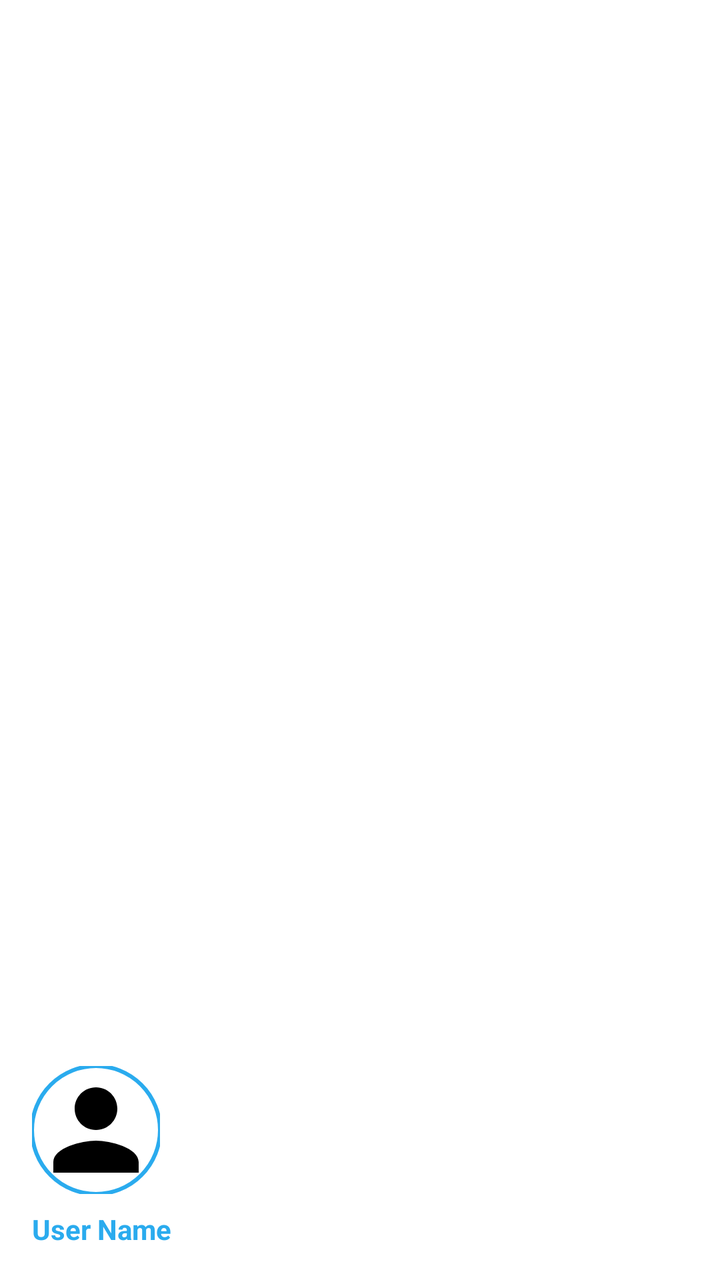
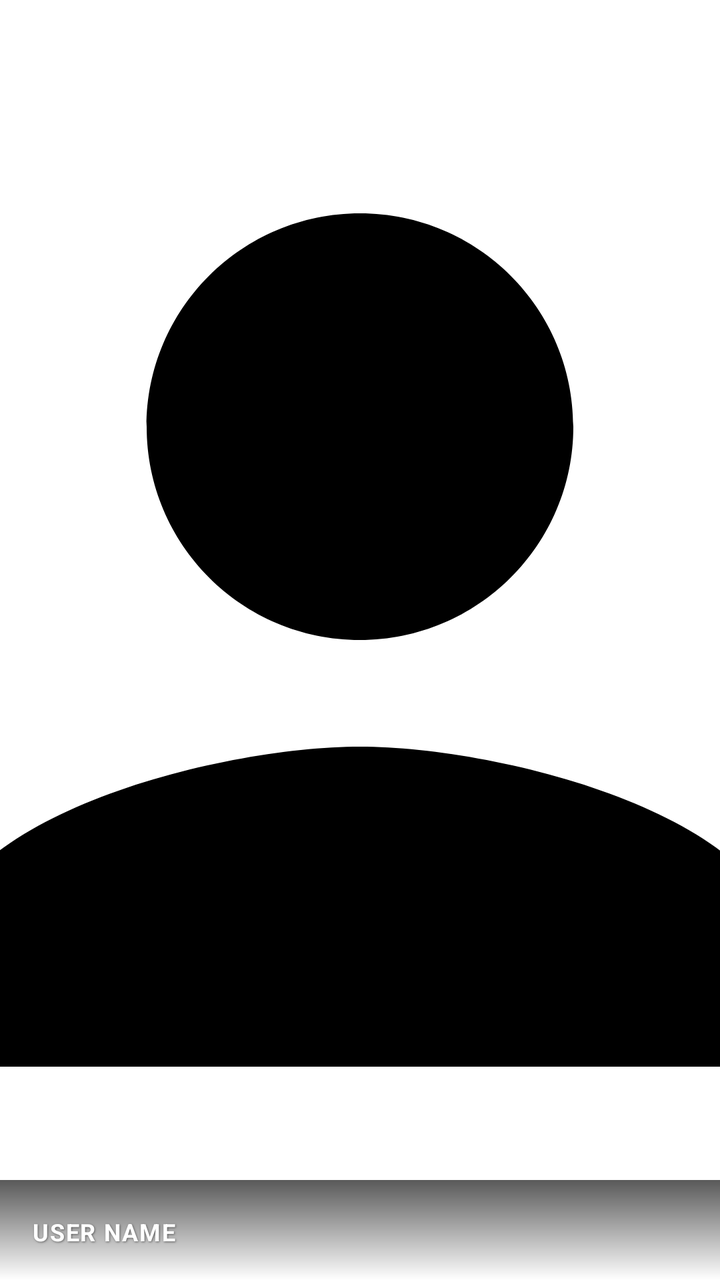

Screens rendered from an Android XML layout before and after an edit, with the pre-edit source and the edit as a unified diff.
<!-- AndroidManifest.xml: application theme AppTheme -->
<!-- res/layout/nav_header_main.xml -->
<?xml version="1.0" encoding="utf-8"?>
<LinearLayout xmlns:android="http://schemas.android.com/apk/res/android"
    xmlns:app="http://schemas.android.com/apk/res-auto"
    android:layout_width="match_parent"
    android:layout_height="160dp"
    android:background="@color/white"
    android:gravity="bottom"
    android:orientation="vertical"
    android:padding="16dp">

    <com.google.android.material.imageview.ShapeableImageView
        android:id="@+id/nav_header_imageView"
        android:layout_width="64dp"
        android:layout_height="64dp"
        android:src="@drawable/ic_user"
        app:shapeAppearanceOverlay="@style/ShapeAppearance.App.Circle"
        app:strokeColor="@color/primaryColor"
        app:strokeWidth="2dp" />

    <TextView
        android:id="@+id/nav_header_name"
        android:layout_width="match_parent"
        android:layout_height="wrap_content"
        android:paddingTop="8dp"
        android:text="User Name"
        android:textStyle="bold"
        android:textColor="@color/primaryColor"
        android:textSize="14sp" />

</LinearLayout>
<!-- resources referenced by this layout -->
<resources>
  <color name="primaryColor">#2AABEE</color>
  <color name="white">#FFFFFF</color>
  <!-- drawable ic_user (drawable) -->
  <?xml version="1.0" encoding="utf-8"?>
  <vector xmlns:android="http://schemas.android.com/apk/res/android"
      android:width="24dp"
      android:height="24dp"
      android:viewportWidth="24"
      android:viewportHeight="24">
      <path
          android:fillColor="#000000"
          android:pathData="M12,12c2.21,0 4,-1.79 4,-4s-1.79,-4 -4,-4s-4,1.79 -4,4S9.79,12 12,12zM12,14c-2.67,0 -8,1.34 -8,4v2h16v-2C20,15.34 14.67,14 12,14z" />
  </vector>
  <style name="ShapeAppearance.App.Circle" parent="ShapeAppearance.Material3.MediumComponent">
          <item name="cornerFamily">rounded</item>
          <item name="cornerSize">50%</item>
      </style>
  <style name="AppTheme" parent="Theme.Material3.DayNight.NoActionBar">
          
          <item name="colorPrimary">@color/primaryColor</item>
          <item name="colorOnPrimary">@color/white</item>
          <item name="colorPrimaryContainer">@color/primaryLightColor</item>
          <item name="colorOnPrimaryContainer">@color/primaryDarkColor</item>
  
          
          <item name="colorSecondary">@color/accentColor</item>
          <item name="colorOnSecondary">@color/white</item>
  
          
          <item name="android:windowBackground">@color/backgroundColor</item>
          <item name="colorSurface">@color/surfaceColor</item>
          <item name="colorOnSurface">@color/textPrimary</item>
          <item name="colorOnSurfaceVariant">@color/textSecondary</item>
  
          
          <item name="android:statusBarColor">@color/primaryDarkColor</item>
          <item name="android:windowLightStatusBar">false</item>
          <item name="android:windowTranslucentStatus">false</item>
  
          
          <item name="android:navigationBarColor">@color/white</item>
          <item name="android:windowLightNavigationBar">true</item>
  
          
          <item name="materialButtonStyle">@style/Widget.App.Button</item>
          <item name="materialCardViewStyle">@style/Widget.App.Card</item>
  
          
          <item name="shapeAppearanceSmallComponent">@style/ShapeAppearance.App.SmallComponent</item>
          <item name="shapeAppearanceMediumComponent">@style/ShapeAppearance.App.MediumComponent</item>
      </style>
  <color name="primaryLightColor">#D1E1FF</color>
  <color name="primaryDarkColor">#229ED9</color>
  <color name="accentColor">#2AABEE</color>
  <color name="backgroundColor">#FFFFFF</color>
  <color name="surfaceColor">#FFFFFF</color>
  <color name="textPrimary">#111111</color>
  <color name="textSecondary">#6B7280</color>
  <style name="Widget.App.Button" parent="Widget.Material3.Button">
          <item name="android:insetTop">0dp</item>
          <item name="android:insetBottom">0dp</item>
          <item name="android:minHeight">48dp</item>
          <item name="shapeAppearance">@style/ShapeAppearance.App.SmallComponent</item>
          <item name="android:textAllCaps">false</item>
          <item name="android:textStyle">bold</item>
      </style>
  <style name="Widget.App.Card" parent="Widget.Material3.CardView.Elevated">
          <item name="cardCornerRadius">12dp</item>
          <item name="cardElevation">2dp</item>
          <item name="cardBackgroundColor">@color/surfaceColor</item>
      </style>
  <style name="ShapeAppearance.App.SmallComponent" parent="ShapeAppearance.Material3.SmallComponent">
          <item name="cornerSize">10dp</item>
      </style>
  <style name="ShapeAppearance.App.MediumComponent" parent="ShapeAppearance.Material3.MediumComponent">
          <item name="cornerSize">12dp</item>
      </style>
</resources>

<!-- the commit's change to res/layout/nav_header_main.xml (unified diff, before → after) -->
@@ -1,30 +1,38 @@
 <?xml version="1.0" encoding="utf-8"?>
-<LinearLayout xmlns:android="http://schemas.android.com/apk/res/android"
-    xmlns:app="http://schemas.android.com/apk/res-auto"
+<FrameLayout xmlns:android="http://schemas.android.com/apk/res/android"
     android:layout_width="match_parent"
-    android:layout_height="160dp"
-    android:background="@color/white"
-    android:gravity="bottom"
-    android:orientation="vertical"
-    android:padding="16dp">
+    android:layout_height="250dp">
 
-    <com.google.android.material.imageview.ShapeableImageView
+    <ImageView
         android:id="@+id/nav_header_imageView"
-        android:layout_width="64dp"
-        android:layout_height="64dp"
+        android:layout_width="match_parent"
+        android:layout_height="match_parent"
+        android:scaleType="centerCrop"
         android:src="@drawable/ic_user"
-        app:shapeAppearanceOverlay="@style/ShapeAppearance.App.Circle"
-        app:strokeColor="@color/primaryColor"
-        app:strokeWidth="2dp" />
+        android:contentDescription="User profile picture" />
+
+    <View
+        android:layout_width="match_parent"
+        android:layout_height="50dp"
+        android:layout_gravity="bottom"
+        android:background="@drawable/bg_bottom_gradient_overlay" />
 
     <TextView
         android:id="@+id/nav_header_name"
         android:layout_width="match_parent"
         android:layout_height="wrap_content"
-        android:paddingTop="8dp"
-        android:text="User Name"
+        android:layout_gravity="bottom"
+        android:paddingHorizontal="16dp"
+        android:paddingBottom="16dp"
+        android:text="USER NAME"
         android:textStyle="bold"
-        android:textColor="@color/primaryColor"
-        android:textSize="14sp" />
+        android:textColor="@color/white"
+        android:textSize="12sp"
+        android:letterSpacing="0.05"
+        android:textAllCaps="true"
+        android:shadowColor="#80000000"
+        android:shadowDx="1"
+        android:shadowDy="1"
+        android:shadowRadius="2" />
 
-</LinearLayout>
+</FrameLayout>
<!-- resource entries referenced after the edit -->
@@ -2,6 +2,14 @@
 <resources>
   <color name="primaryColor">#2AABEE</color>
   <color name="white">#FFFFFF</color>
+  <!-- drawable bg_bottom_gradient_overlay (drawable) -->
+  <?xml version="1.0" encoding="utf-8"?>
+  <shape xmlns:android="http://schemas.android.com/apk/res/android">
+      <gradient
+          android:angle="90"
+          android:endColor="#A6000000"
+          android:startColor="@android:color/transparent" />
+  </shape>
   <!-- drawable ic_user (drawable) -->
   <?xml version="1.0" encoding="utf-8"?>
   <vector xmlns:android="http://schemas.android.com/apk/res/android"
@@ -13,10 +21,6 @@
           android:fillColor="#000000"
           android:pathData="M12,12c2.21,0 4,-1.79 4,-4s-1.79,-4 -4,-4s-4,1.79 -4,4S9.79,12 12,12zM12,14c-2.67,0 -8,1.34 -8,4v2h16v-2C20,15.34 14.67,14 12,14z" />
   </vector>
-  <style name="ShapeAppearance.App.Circle" parent="ShapeAppearance.Material3.MediumComponent">
-          <item name="cornerFamily">rounded</item>
-          <item name="cornerSize">50%</item>
-      </style>
   <style name="AppTheme" parent="Theme.Material3.DayNight.NoActionBar">
           
           <item name="colorPrimary">@color/primaryColor</item>
